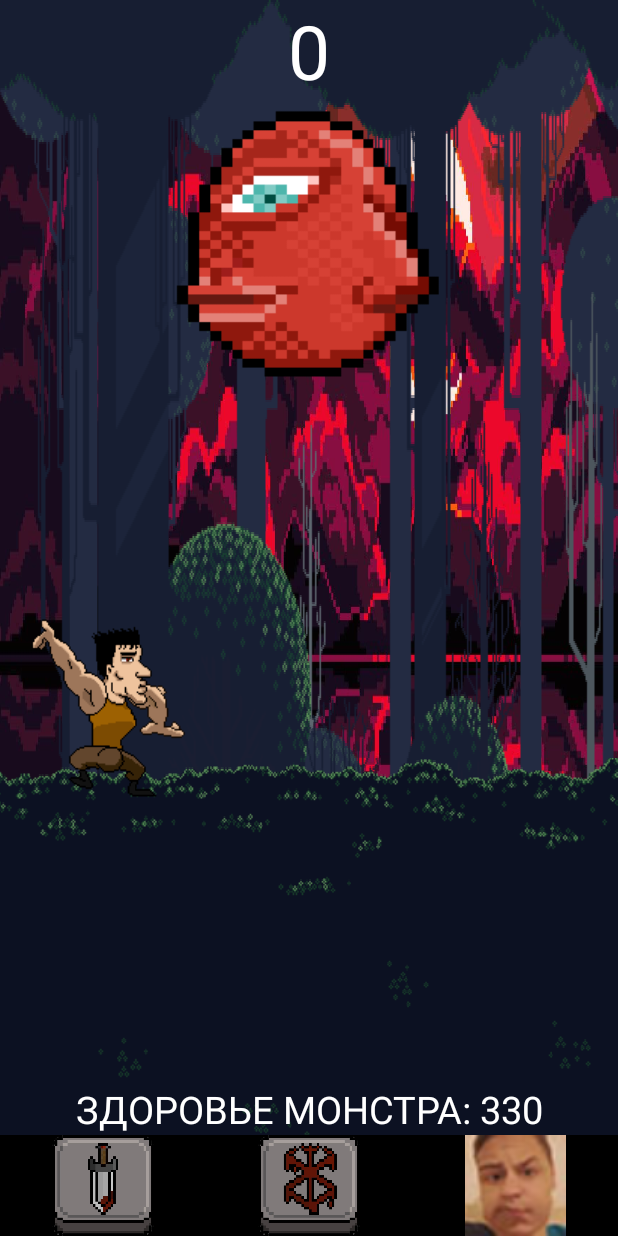
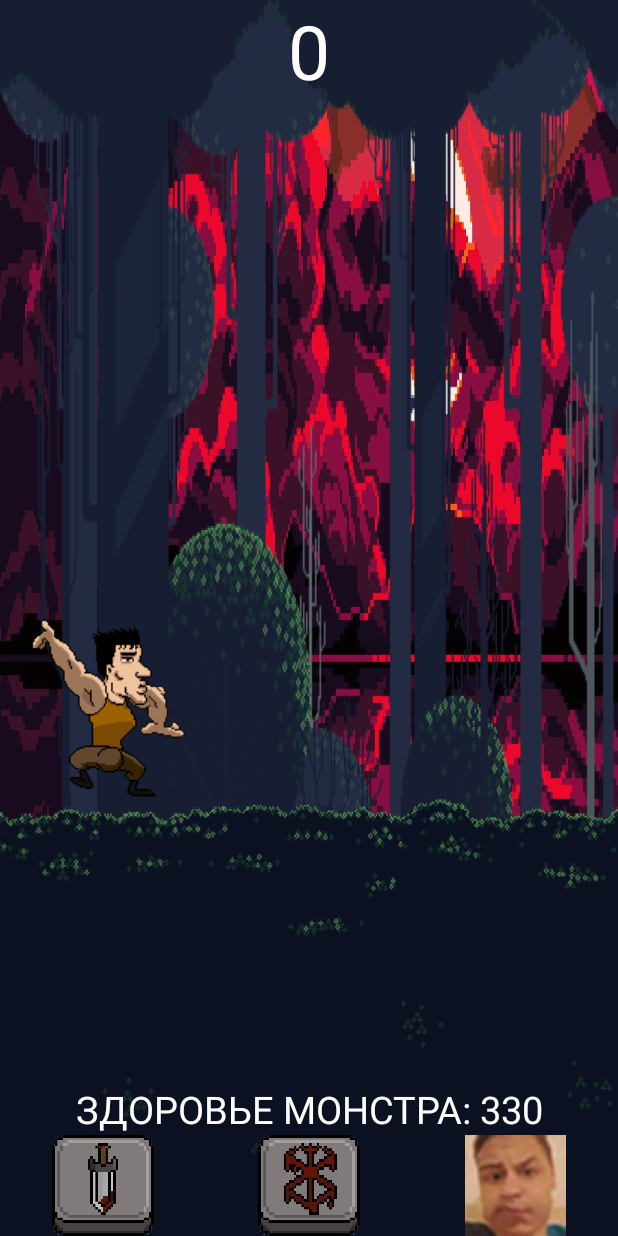
Before and after one commit to GUZLIKE/Clicker, an Android app: the screen it shows after launch (MainActivity), on a phone screen of 412 x 824 dp. Run offline under Robolectric (Android 15) with nearby library versions, the phone set to English and light mode, and no system bars.

Commit message:
removing unnecessary objects

```diff
--- a/app/src/main/java/ru/guzlik/berserkclicker/TestAnimation.java
+++ b/app/src/main/java/ru/guzlik/berserkclicker/TestAnimation.java
@@ -109,7 +109,7 @@ public class TestAnimation extends View {
         monsterX = screenWidth + 100;
         monsterY = screenHeight / 2;
 
-        grass = Bitmap.createScaledBitmap(grass, newWidth, newHeigth-(heroY+hero[0].getHeight()), false);
+        grass = Bitmap.createScaledBitmap(grass, grass.getWidth(), newHeigth-(heroY+hero[0].getHeight()), false);
         backForest = Bitmap.createScaledBitmap(backForest, backForest.getWidth(), newHeigth-grass.getHeight()+40, false);
         forest = Bitmap.createScaledBitmap(forest, forest.getWidth(), newHeigth-grass.getHeight()+40, false);
         back = Bitmap.createScaledBitmap(back, newWidth, newHeigth, false);
@@ -136,7 +136,7 @@ public class TestAnimation extends View {
         }
         canvas.drawBitmap(back, backX, -heroY+hero[0].getHeight()+200, null);
         if (backX < screenWidth - newWidth) {
-            canvas.drawBitmap(back, backX + newWidth, -heroY+400, null);
+            canvas.drawBitmap(back, backX + newWidth, -heroY+hero[0].getHeight()+200, null);
         }
 
         if (backForestX < -newWidth) {
@@ -158,9 +158,9 @@ public class TestAnimation extends View {
         if (grassX < -newWidth) {
             grassX = 0;
         }
-        canvas.drawBitmap(grass, grassX, heroY+hero[0].getHeight()-40, null);
+        canvas.drawBitmap(grass, grassX, heroY+hero[0].getHeight(), null);
         if (grassX < screenWidth - newWidth) {
-            canvas.drawBitmap(grass, grassX + newWidth, heroY+hero[0].getHeight()-40, null);
+            canvas.drawBitmap(grass, grassX + newWidth, heroY+hero[0].getHeight(), null);
         }
     }
 
@@ -195,7 +195,6 @@ public class TestAnimation extends View {
             monsterX = screenWidth + 100;
             monsterY = screenHeight / 2;
 
-
             MainActivity.monsterHealthLong = 300 + (30 * MainActivity.plus_kill);
             MainActivity.monsterHealth.setText("ЗДОРОВЬЕ МОНСТРА: " + MainActivity.monsterHealthLong);
         }
--- a/app/src/main/res/layout/activity_main.xml
+++ b/app/src/main/res/layout/activity_main.xml
@@ -12,9 +12,7 @@
     <RelativeLayout
         android:layout_width="match_parent"
         android:layout_height="match_parent"
-        android:id="@+id/animation"
-        android:layout_above="@+id/menuIcons"
-        >
+        android:id="@+id/animation">
 
     </RelativeLayout>
 
@@ -32,17 +30,7 @@
                 android:layout_gravity="center"
                 android:text="0"
                 android:textSize="50dp"
-                android:textColor="@color/white"
-
-            />
-
-        <ImageView
-                android:id="@+id/kill"
-                android:layout_width="189dp"
-                android:layout_height="191dp"
-                app:srcCompat="@drawable/berserk"
-                android:layout_gravity="center"/>
-
+                android:textColor="@color/white" />
     </LinearLayout>
 
     <RelativeLayout
@@ -57,8 +45,7 @@
             android:gravity="center"
             android:text="ЗДОРОВЬЕ МОНСТРА: "
             android:textSize="25dp"
-            android:textColor="@color/white"
-            />
+            android:textColor="@color/white" />
 
     </RelativeLayout>
 
@@ -66,7 +53,6 @@
         android:layout_height="match_parent"
         android:layout_width="match_parent"
         android:layout_weight=".5"
-        android:layout_above="@+id/menuIcons"
         android:paddingTop="200dp">
 
         <RelativeLayout
@@ -322,7 +308,6 @@
         android:layout_width="match_parent"
         android:layout_alignParentBottom="true"
         android:layout_height="67dp"
-        android:background="@color/black"
         android:layout_weight=".5"
         >
 
```
